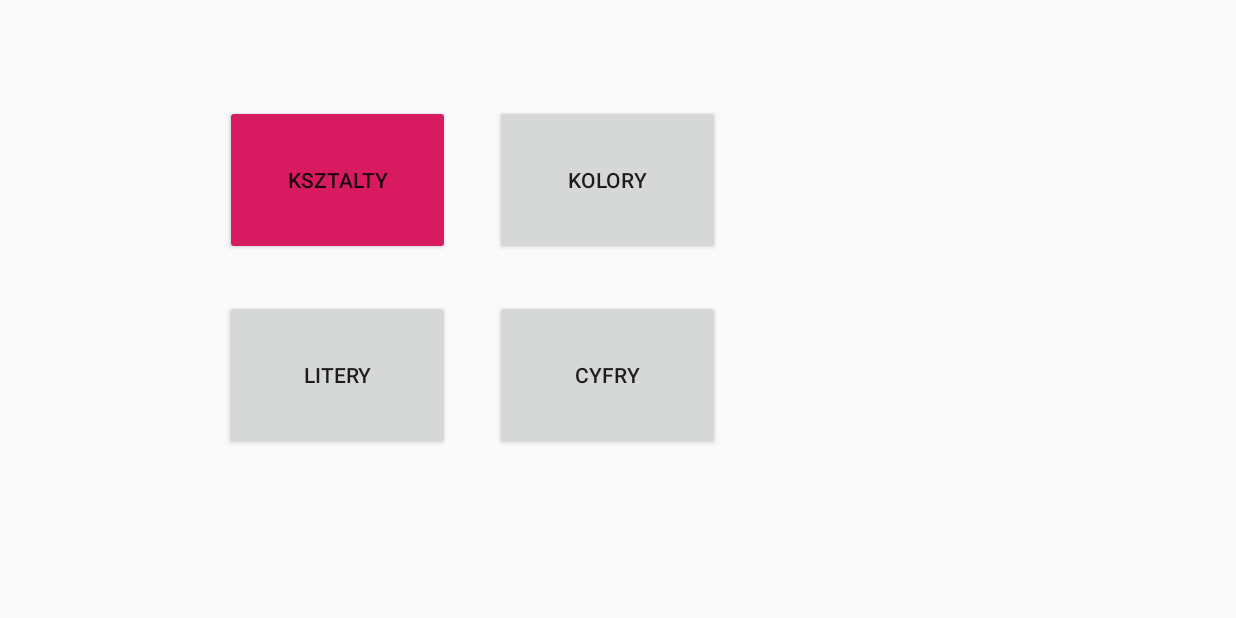
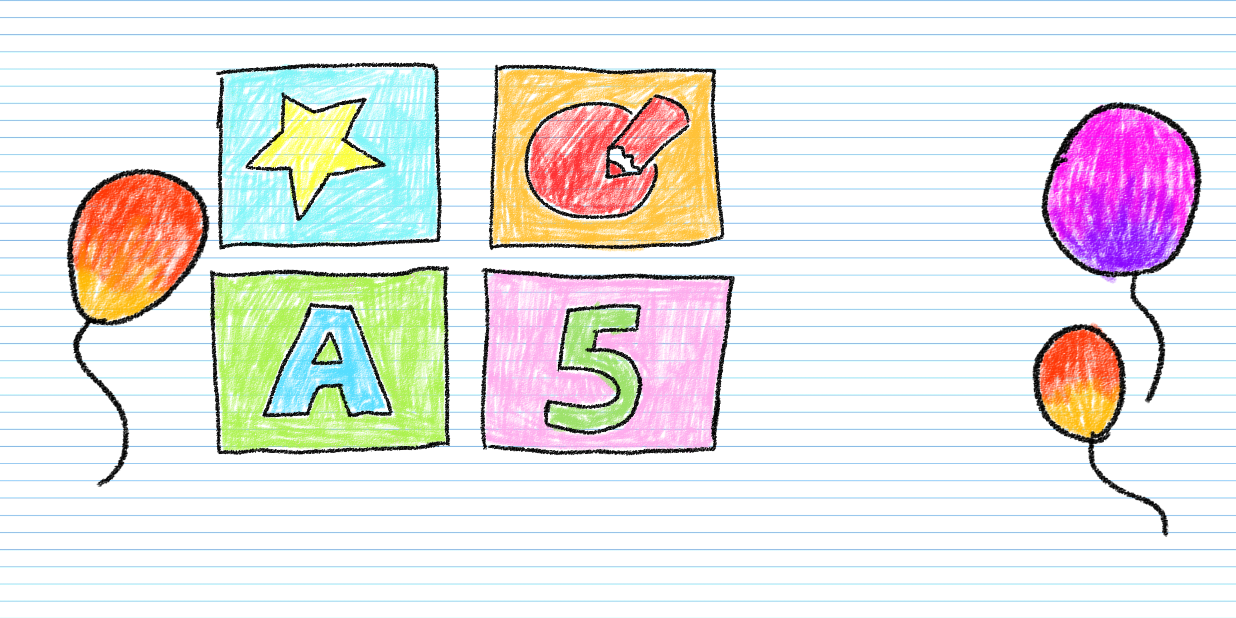
Before and after one commit to izaborek/android, an Android app: the BoardPickActivity screen opened directly, with no data from a screen before it, on a phone screen of 824 x 412 dp (held sideways). Run offline under Robolectric (Android 15) with nearby library versions, the phone set to English and light mode, and no system bars.

Commit message:
menu layouts

```diff
--- a/newGame/app/src/main/java/com/example/newgame/BoardPickActivity.java
+++ b/newGame/app/src/main/java/com/example/newgame/BoardPickActivity.java
@@ -5,10 +5,11 @@ import android.support.v7.app.AppCompatActivity;
 import android.os.Bundle;
 import android.view.View;
 import android.widget.Button;
+import android.widget.ImageButton;
 
 public class BoardPickActivity extends AppCompatActivity {
 
-    private Button boardOne;
+    private ImageButton boardOne;
 
     @Override
     protected void onCreate(Bundle savedInstanceState) {
--- a/newGame/app/src/main/java/com/example/newgame/MainActivity.java
+++ b/newGame/app/src/main/java/com/example/newgame/MainActivity.java
@@ -5,10 +5,11 @@ import android.support.v7.app.AppCompatActivity;
 import android.os.Bundle;
 import android.view.View;
 import android.widget.Button;
+import android.widget.ImageButton;
 
 public class MainActivity extends AppCompatActivity {
 
-    private Button playB, tutB, exitB;
+    private ImageButton playB, tutB, exitB;
 
     @Override
     protected void onCreate(Bundle savedInstanceState) {
--- a/newGame/app/src/main/res/layout/board_pick_activity.xml
+++ b/newGame/app/src/main/res/layout/board_pick_activity.xml
@@ -4,48 +4,54 @@
     xmlns:tools="http://schemas.android.com/tools"
     android:layout_width="match_parent"
     android:layout_height="match_parent"
-    tools:context=".BoardPickActivity">
+    tools:context=".BoardPickActivity"
+    android:background="@drawable/selectmenu">
 
-    <Button
+    <ImageButton
         android:id="@+id/board1Btn"
-        android:layout_width="150dp"
-        android:layout_height="100dp"
-        android:layout_marginStart="150dp"
-        android:layout_marginTop="70dp"
-        android:backgroundTint="@color/colorAccent"
-        android:text="ksztalty"
+        android:layout_width="180dp"
+        android:layout_height="130dp"
+        android:layout_marginStart="130dp"
+        android:layout_marginTop="40dp"
+        android:background="@null"
+        android:scaleType="fitCenter"
         app:layout_constraintStart_toStartOf="parent"
-        app:layout_constraintTop_toTopOf="parent" />
+        app:layout_constraintTop_toTopOf="parent"
+        app:srcCompat="@drawable/ksztalty" />
 
-    <Button
+    <ImageButton
         android:id="@+id/board2Btn"
-        android:layout_width="150dp"
-        android:layout_height="100dp"
-        android:layout_marginStart="30dp"
-        android:layout_marginTop="70dp"
-        android:text="kolory"
+        android:layout_width="180dp"
+        android:layout_height="130dp"
+        android:layout_marginStart="5dp"
+        android:layout_marginTop="40dp"
+        android:background="@null"
+        android:scaleType="fitCenter"
         app:layout_constraintStart_toEndOf="@+id/board1Btn"
-        app:layout_constraintTop_toTopOf="parent" />
+        app:layout_constraintTop_toTopOf="parent"
+        app:srcCompat="@drawable/kolory" />
 
-    <Button
-        android:id="@+id/board3btn"
-        android:layout_width="150dp"
-        android:layout_height="100dp"
-        android:layout_marginStart="150dp"
-        android:layout_marginTop="30dp"
-        android:layout_marginEnd="30dp"
-        android:text="litery"
-        app:layout_constraintEnd_toStartOf="@+id/board4Btn"
+    <ImageButton
+        android:id="@+id/board3Btn"
+        android:layout_width="180dp"
+        android:layout_height="130dp"
+        android:layout_marginStart="130dp"
+        android:layout_marginTop="5dp"
+        android:background="@null"
+        android:scaleType="fitCenter"
         app:layout_constraintStart_toStartOf="parent"
-        app:layout_constraintTop_toBottomOf="@+id/board1Btn" />
+        app:layout_constraintTop_toBottomOf="@+id/board1Btn"
+        app:srcCompat="@drawable/litery" />
 
-    <Button
+    <ImageButton
         android:id="@+id/board4Btn"
-        android:layout_width="150dp"
-        android:layout_height="100dp"
-        android:layout_marginStart="30dp"
-        android:layout_marginTop="30dp"
-        android:text="cyfry"
-        app:layout_constraintStart_toEndOf="@+id/board3btn"
-        app:layout_constraintTop_toBottomOf="@+id/board2Btn" />
+        android:layout_width="180dp"
+        android:layout_height="130dp"
+        android:layout_marginStart="5dp"
+        android:layout_marginTop="5dp"
+        android:background="@null"
+        android:scaleType="fitCenter"
+        app:layout_constraintStart_toEndOf="@+id/board3Btn"
+        app:layout_constraintTop_toBottomOf="@+id/board2Btn"
+        app:srcCompat="@drawable/cyfry" />
 </android.support.constraint.ConstraintLayout>
```
Also changed, not shown: newGame/app/src/main/res/layout/activity_main.xml (+27 -22 lines), newGame/app/src/main/res/drawable/cyfry.png (added), newGame/app/src/main/res/drawable/czerwony.png (added), newGame/app/src/main/res/drawable/graj.png (added), newGame/app/src/main/res/drawable/kolory.png (added), newGame/app/src/main/res/drawable/ksztalty.png (added), newGame/app/src/main/res/drawable/leftpanel.png (added), newGame/app/src/main/res/drawable/litery.png (added), newGame/app/src/main/res/drawable/menu.png (added), newGame/app/src/main/res/drawable/niebieski.png (added), newGame/app/src/main/res/drawable/rozowy.png (added), newGame/app/src/main/res/drawable/selectmenu.png (added), newGame/app/src/main/res/drawable/tutorial.png (added), newGame/app/src/main/res/drawable/wyjdz.png (added), 2 more files.
